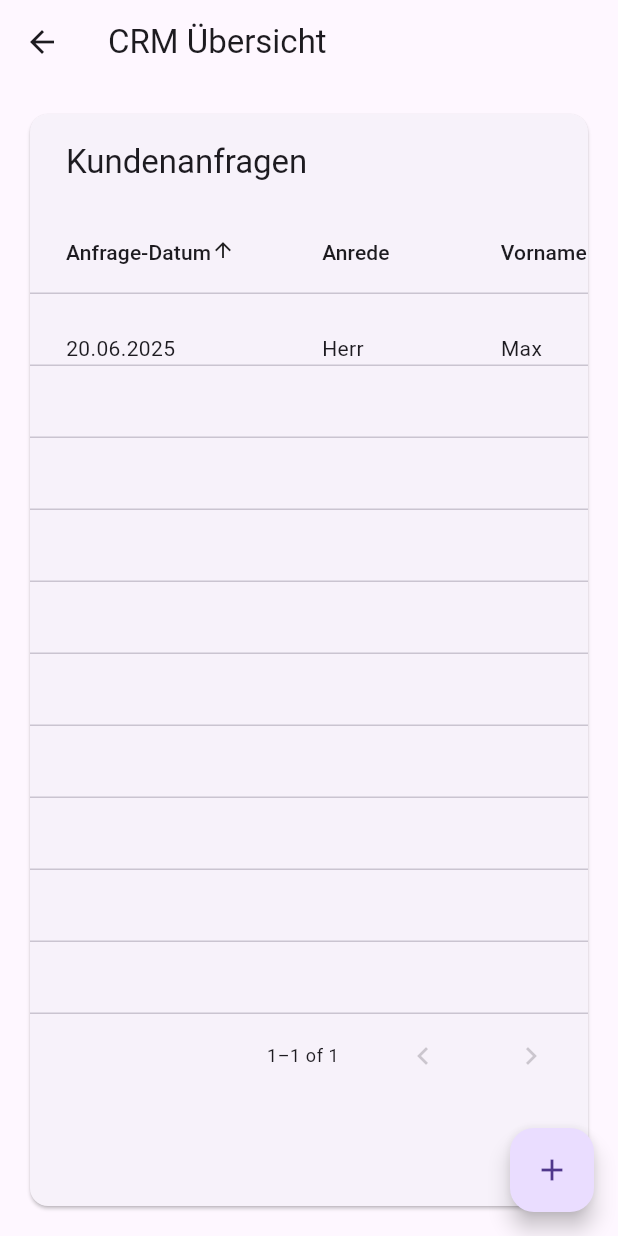
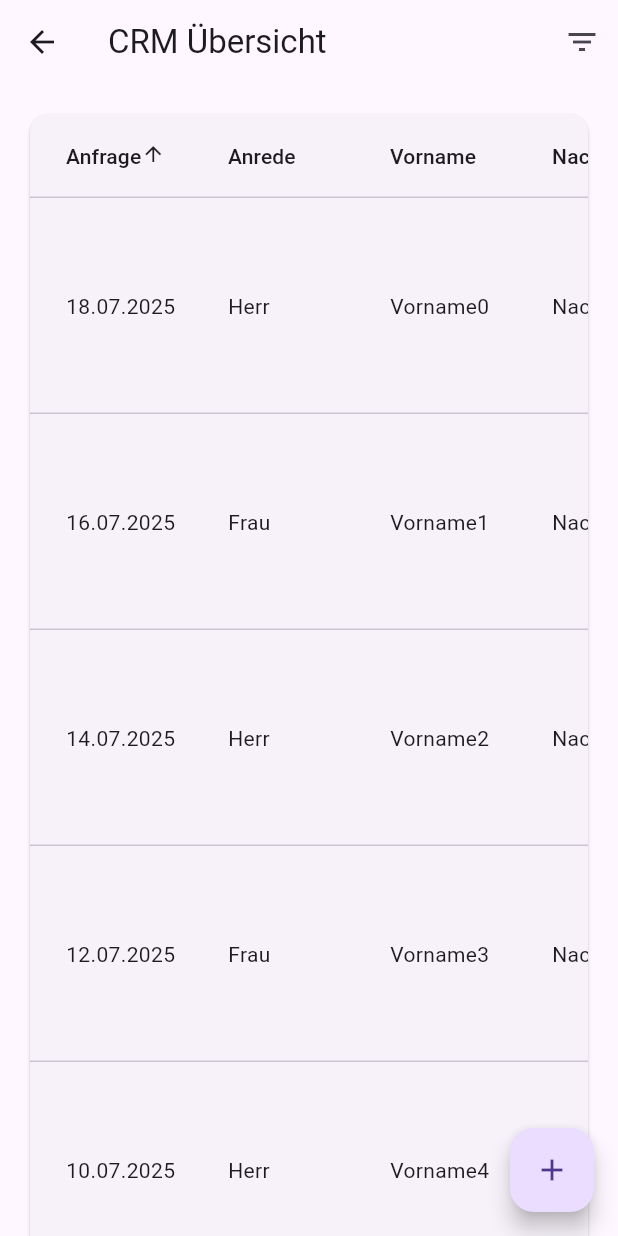
Before and after one commit to 8912JP/note_app, a Flutter app: the CRMOverviewPage screen opened directly with empty values, on a phone screen of 412 x 824 dp. Run offline on Flutter 3.47's test engine with Material 3 defaults, Android fonts, the phone set to English and light mode, and no system bars; our stand-ins replace flutter_svg.

Commit message:
Commit vor Änderung Please enter the commit message for your changes. Lines starting

```diff
--- /dev/null
+++ b/devtools_options.yaml
@@ -0,0 +1,3 @@
+description: This file stores settings for Dart & Flutter DevTools.
+documentation: https://docs.flutter.dev/tools/devtools/extensions#configure-extension-enablement-states
+extensions:
--- /dev/null
+++ b/lib/crm_entry.dart
@@ -0,0 +1,51 @@
+class CrmEntry {
+  final String id;
+  final DateTime anfrageDatum;
+  final String titel;
+  final String vorname;
+  final String nachname;
+  final String adresse;
+  final String email;
+  final String mobil;
+  final String festnetz;
+  final String krankheitsstatus;
+  final List<ToDoItem> todos;
+  final String status;
+  final String bearbeiter;
+  final DateTime? wiedervorlage;
+  final String? typ;
+  final String stadium;
+  final String kontaktquelle;
+  bool erledigt;
+
+  CrmEntry({
+    required this.id,
+    required this.anfrageDatum,
+    required this.titel,
+    required this.vorname,
+    required this.nachname,
+    required this.adresse,
+    required this.email,
+    required this.mobil,
+    required this.festnetz,
+    required this.krankheitsstatus,
+    required this.todos,
+    required this.status,
+    required this.bearbeiter,
+    required this.wiedervorlage,
+    required this.typ,
+    required this.stadium,
+    required this.kontaktquelle,
+    this.erledigt = false,
+  });
+
+  String get fullName => '$vorname $nachname';
+  String get todoSummary => todos.map((t) => t.done ? '✓ ${t.text}' : '• ${t.text}').join('\n');
+}
+
+class ToDoItem {
+  String text;
+  bool done;
+
+  ToDoItem({required this.text, this.done = false});
+}
--- a/lib/crm_overview_page.dart
+++ b/lib/crm_overview_page.dart
@@ -1,52 +1,8 @@
 import 'package:flutter/material.dart';
 import 'package:provider/provider.dart';
+import 'crm_entry.dart'; // dein CRMEntry Model
 import 'api_service.dart';
-
-class CrmEntry {
-  final String id;
-  final DateTime anfrageDatum;
-  final String titel;
-  final String vorname;
-  final String nachname;
-  final String adresse;
-  final String email;
-  final String mobil;
-  final String festnetz;
-  final String krankheitsstatus;
-  final List<ToDoItem> todos;
-  final String status;
-  final String bearbeiter;
-  final DateTime? wiedervorlage;
-  bool erledigt;
-
-  CrmEntry({
-    required this.id,
-    required this.anfrageDatum,
-    required this.titel,
-    required this.vorname,
-    required this.nachname,
-    required this.adresse,
-    required this.email,
-    required this.mobil,
-    required this.festnetz,
-    required this.krankheitsstatus,
-    required this.todos,
-    required this.status,
-    required this.bearbeiter,
-    required this.wiedervorlage,
-    this.erledigt = false,
-  });
-
-  String get todoSummary =>
-      todos.map((t) => '${t.done ? '✓' : '•'} ${t.text}').join(', ');
-}
-
-class ToDoItem {
-  String text;
-  bool done;
-
-  ToDoItem({required this.text, this.done = false});
-}
+import 'crm_entry_edit_form.dart';
 
 class CrmEntryProvider extends ChangeNotifier {
   List<CrmEntry> _entries = [];
@@ -88,14 +44,21 @@ class CRMOverviewPage extends StatelessWidget {
     return ChangeNotifierProvider(
       create: (_) => CrmEntryProvider()..loadEntries(),
       child: Scaffold(
-        appBar: AppBar(title: const Text('CRM Übersicht')),
-        body: const Padding(
-          padding: EdgeInsets.all(16.0),
-          child: CrmDataTable(),
+        appBar: AppBar(
+          title: const Text('CRM Übersicht'),
+          actions: [
+            IconButton(
+              icon: const Icon(Icons.filter_list),
+              onPressed: () {
+                // TODO: Filterdialog öffnen
+              },
             ),
+          ],
+        ),
+        body: const CrmDataTableWrapper(),
         floatingActionButton: FloatingActionButton(
           onPressed: () {
-            // TODO: Eintrag hinzufügen
+            // TODO: Neuen Eintrag erstellen
           },
           child: const Icon(Icons.add),
         ),
@@ -104,48 +67,65 @@ class CRMOverviewPage extends StatelessWidget {
   }
 }
 
-class CrmDataTable extends StatelessWidget {
-  const CrmDataTable({super.key});
+class CrmDataTableWrapper extends StatelessWidget {
+  const CrmDataTableWrapper({super.key});
 
   @override
   Widget build(BuildContext context) {
     final provider = Provider.of<CrmEntryProvider>(context);
-    final entries = provider.filteredEntries;
 
-return Theme(
+    return LayoutBuilder(
+      builder: (context, constraints) {
+        return SingleChildScrollView(
+          padding: const EdgeInsets.all(16),
+          child: ConstrainedBox(
+            constraints: BoxConstraints(minWidth: constraints.maxWidth),
+            child: Theme(
               data: Theme.of(context).copyWith(
                 dataTableTheme: DataTableThemeData(
-      dataRowMinHeight: 72,        // doppelt so hoch wie vorher
+                  dataRowMinHeight: 48,
+                  dataRowMaxHeight: 144, // max 3× Standardhöhe
                   headingRowHeight: 44,
-      horizontalMargin: 4,         // minimaler Rand links/rechts
-      columnSpacing: 6,            // enge Spalten
+                  horizontalMargin: 4,
+                  columnSpacing: 8,
                 ),
               ),
               child: PaginatedDataTable(
-        header: const Text('Kundenanfragen'),
+                columnSpacing: 8,
                 rowsPerPage: 10,
                 sortColumnIndex: provider.sortColumnIndex,
                 sortAscending: provider.sortAscending,
-        columns: [
-          DataColumn(label: const Text('Anfrage-Datum'), onSort: (i, asc) => provider.sortBy(i, (e) => e.anfrageDatum, asc)),
-          DataColumn(label: const Text('Anrede'), onSort: (i, asc) => provider.sortBy(i, (e) => e.titel, asc)),
-          DataColumn(label: const Text('Vorname'), onSort: (i, asc) => provider.sortBy(i, (e) => e.vorname.toLowerCase(), asc)),
-          DataColumn(label: const Text('Nachname'), onSort: (i, asc) => provider.sortBy(i, (e) => e.nachname.toLowerCase(), asc)),
-          DataColumn(label: const Text('Adresse'), onSort: (i, asc) => provider.sortBy(i, (e) => e.adresse.toLowerCase(), asc)),
-          DataColumn(label: const Text('E-Mail'), onSort: (i, asc) => provider.sortBy(i, (e) => e.email.toLowerCase(), asc)),
-          DataColumn(label: const Text('Mobil'), onSort: (i, asc) => provider.sortBy(i, (e) => e.mobil, asc)),
-          DataColumn(label: const Text('Festnetz'), onSort: (i, asc) => provider.sortBy(i, (e) => e.festnetz, asc)),
-          DataColumn(label: const Text('Krankheitsstatus'), onSort: (i, asc) => provider.sortBy(i, (e) => e.krankheitsstatus.length, asc)),
-          DataColumn(label: const Text('ToDos'), onSort: (i, asc) => provider.sortBy(i, (e) => e.todos.length, asc)),
-          DataColumn(label: const Text('Bearbeiter'), onSort: (i, asc) => provider.sortBy(i, (e) => e.bearbeiter.toLowerCase(), asc)),
-          DataColumn(label: const Text('Status'), onSort: (i, asc) => provider.sortBy(i, (e) => e.status.toLowerCase(), asc)),
-          DataColumn(label: const Text('Erledigt'), onSort: (i, asc) => provider.sortBy(i, (e) => e.erledigt.toString(), asc)),
-          DataColumn(label: const Text('Wiedervorlage'), onSort: (i, asc) => provider.sortBy(i, (e) => e.wiedervorlage ?? DateTime(1900), asc)),
-          const DataColumn(label: Text('Aktionen')),
-        ],
-        source: CrmDataSource(entries, context),
+                columns: _buildColumns(provider),
+                source: CrmDataSource(provider.filteredEntries, context),
+              ),
+            ),
           ),
         );
+      },
+    );
+  }
+
+  List<DataColumn> _buildColumns(CrmEntryProvider provider) {
+    return [
+      DataColumn(label: const Text('Anfrage'), onSort: (i, a) => provider.sortBy(i, (e) => e.anfrageDatum, a)),
+      DataColumn(label: const Text('Anrede'), onSort: (i, a) => provider.sortBy(i, (e) => e.titel, a)),
+      DataColumn(label: const Text('Vorname'), onSort: (i, a) => provider.sortBy(i, (e) => e.vorname, a)),
+      DataColumn(label: const Text('Nachname'), onSort: (i, a) => provider.sortBy(i, (e) => e.nachname, a)),
+      DataColumn(label: const Text('Adresse'), onSort: (i, a) => provider.sortBy(i, (e) => e.adresse, a)),
+      DataColumn(label: const Text('E-Mail'), onSort: (i, a) => provider.sortBy(i, (e) => e.email, a)),
+      DataColumn(label: const Text('Mobil'), onSort: (i, a) => provider.sortBy(i, (e) => e.mobil, a)),
+      DataColumn(label: const Text('Festnetz'), onSort: (i, a) => provider.sortBy(i, (e) => e.festnetz, a)),
+      DataColumn(label: const Text('Typ'), onSort: (i, a) => provider.sortBy(i, (e) => e.typ ?? '-', a)),
+      DataColumn(label: const Text('Stadium'), onSort: (i, a) => provider.sortBy(i, (e) => e.stadium, a)),
+      DataColumn(label: const Text('Krankheitsstatus'), onSort: (i, a) => provider.sortBy(i, (e) => e.krankheitsstatus.length, a)),
+      DataColumn(label: const Text('ToDos'), onSort: (i, a) => provider.sortBy(i, (e) => e.todos.length, a)),
+      DataColumn(label: const Text('Bearbeiter'), onSort: (i, a) => provider.sortBy(i, (e) => e.bearbeiter, a)),
+      DataColumn(label: const Text('Kontaktquelle'), onSort: (i, a) => provider.sortBy(i, (e) => e.kontaktquelle, a)),
+      DataColumn(label: const Text('Status'), onSort: (i, a) => provider.sortBy(i, (e) => e.status, a)),
+      DataColumn(label: const Text('Erledigt'), onSort: (i, a) => provider.sortBy(i, (e) => e.erledigt.toString(), a)),
+      DataColumn(label: const Text('Wiedervorlage'), onSort: (i, a) => provider.sortBy(i, (e) => e.wiedervorlage ?? DateTime(1900), a)),
+      const DataColumn(label: Text('Aktionen')),
+    ];
   }
 }
 
@@ -158,37 +138,47 @@ class CrmDataSource extends DataTableSource {
   @override
   DataRow getRow(int index) {
     if (index >= entries.length) return const DataRow(cells: []);
-    final entry = entries[index];
+    final e = entries[index];
 
     return DataRow.byIndex(
       index: index,
       cells: [
-        DataCell(_wrapText(_formatDate(entry.anfrageDatum))),
-        DataCell(_wrapText(entry.titel)),
-        DataCell(_wrapText(entry.vorname)),
-        DataCell(_wrapText(entry.nachname)),
-        DataCell(_wrapText(entry.adresse)),
-        DataCell(_wrapText(entry.email)),
-        DataCell(_wrapText(entry.mobil)),
-        DataCell(_wrapText(entry.festnetz)),
-        DataCell(_wrapText(entry.krankheitsstatus)),
-        DataCell(_wrapText(entry.todoSummary)),
-        DataCell(_wrapText(entry.bearbeiter)),
-        DataCell(_wrapText(entry.status)),
+        DataCell(_wrapText(_formatDate(e.anfrageDatum))),
+        DataCell(_wrapText(e.titel)),
+        DataCell(_wrapText(e.vorname)),
+        DataCell(_wrapText(e.nachname)),
+        DataCell(_wrapText(e.adresse)),
+        DataCell(_wrapText(e.email)),
+        DataCell(_wrapText(e.mobil)),
+        DataCell(_wrapText(e.festnetz)),
+        DataCell(_wrapText(e.typ ?? '-')),
+        DataCell(_wrapText(e.stadium)),
+        DataCell(_wrapText(e.krankheitsstatus)),
+        DataCell(_wrapText(e.todoSummary)),
+        DataCell(_wrapText(e.bearbeiter)),
+        DataCell(_wrapText(e.kontaktquelle)),
+        DataCell(_wrapText(e.status)),
         DataCell(Checkbox(
-          value: entry.erledigt,
+          value: e.erledigt,
           onChanged: (val) {
-            Provider.of<CrmEntryProvider>(context, listen: false)
-                .toggleErledigt(entry.id, val ?? false);
+            Provider.of<CrmEntryProvider>(context, listen: false).toggleErledigt(e.id, val ?? false);
           },
         )),
-        DataCell(_wrapText(_formatDate(entry.wiedervorlage))),
+        DataCell(_wrapText(_formatDate(e.wiedervorlage))),
         DataCell(Row(
           children: [
             IconButton(
               icon: const Icon(Icons.edit),
               onPressed: () {
-                // TODO: zur Bearbeitungsseite navigieren
+               Navigator.of(context).push(
+               MaterialPageRoute(
+                builder: (_) => CrmEntryEditForm(
+                  currentUser: 'Dr. Müller', // Hier sollte dein eingeloggter Benutzer stehen
+                  // Falls du später bestehende Daten übergeben willst:
+                  // initialEntry: entry,
+      ),
+    ),
+  );
 },
             ),
           ],
@@ -197,18 +187,15 @@ class CrmDataSource extends DataTableSource {
     );
   }
 
-  static Widget _wrapText(String text, {double maxWidth = 160, int maxLines = 3}) {
+  static Widget _wrapText(String text, {double minWidth = 100, double maxWidth = 240, int maxLines = 6}) {
     return ConstrainedBox(
-    constraints: BoxConstraints(
-      maxWidth: maxWidth,
-      maxHeight: maxLines * 20.0, // z. B. 3 Zeilen à 20px
-    ),
+      constraints: BoxConstraints(minWidth: minWidth, maxWidth: maxWidth),
       child: Text(
         text,
         overflow: TextOverflow.ellipsis,
         softWrap: true,
         maxLines: maxLines,
-      style: const TextStyle(fontSize: 14, height: 1.3),
+        style: const TextStyle(height: 1.4),
       ),
     );
   }
@@ -220,28 +207,40 @@ class CrmDataSource extends DataTableSource {
 
   @override
   bool get isRowCountApproximate => false;
+
   @override
   int get rowCount => entries.length;
+
   @override
   int get selectedRowCount => 0;
 }
 
-final List<CrmEntry> dummyData = [
-  CrmEntry(
-    id: '1',
-    anfrageDatum: DateTime(2025, 6, 20),
-    titel: 'Herr',
-    vorname: 'Max',
-    nachname: 'Mustermann',
-    adresse: 'Musterstraße 1, 12345 Musterstadt',
-    email: 'max@muster.de',
-    mobil: '0123456789',
-    festnetz: '0987654321',
-    krankheitsstatus: 'Rückenschmerzen seit zwei Wochen. Keine Besserung trotz Medikation.',
-    todos: [ToDoItem(text: 'Rückmeldung geben'), ToDoItem(text: 'Termin abstimmen')],
-    status: 'Offen',
-    bearbeiter: 'Dr. Müller',
-    wiedervorlage: DateTime(2025, 7, 25),
-    erledigt: false,
+
+// Dummy-Daten zum Testen
+final dummyData = List.generate(
+  50,
+  (index) => CrmEntry(
+    id: 'id_$index',
+    anfrageDatum: DateTime.now().subtract(Duration(days: index * 2)),
+    titel: index % 2 == 0 ? 'Herr' : 'Frau',
+    vorname: 'Vorname$index',
+    nachname: 'Nachname$index',
+    adresse: 'Musterstraße $index, Stadt',
+    email: 'email$index@example.com',
+    mobil: '+49123456789$index',
+    festnetz: '+4901234567$index',
+    krankheitsstatus: index % 3 == 0
+        ? 'Chronische Krankheit, benötigt Unterstützung'
+        : 'Gesund',
+    todos: List.generate(
+      (index % 3) + 1,
+      (i) => ToDoItem(text: 'Aufgabe ${i + 1}', done: i % 2 == 0),
     ),
-];
+    status: index % 2 == 0 ? 'Neu' : 'In Bearbeitung',
+    bearbeiter: 'Mitarbeiter ${index % 5}',
+    wiedervorlage: index % 4 == 0 ? DateTime.now().add(Duration(days: index)) : null,
+    typ: 'Privat',
+    stadium: 'Interessent',
+    kontaktquelle: 'Website',
+  ),
+);
```
Also changed, not shown: lib/crm_entry_edit_form.dart (added, +211 -0 lines), lib/notes_home_page.dart (+39 -11 lines), pubspec.yaml (+17 -1 lines), assets/images/Logo.svg (added), assets/images/logo.png (added), pubspec.lock, 7 other files. Lines whose indentation alone changed are shown as unchanged.
